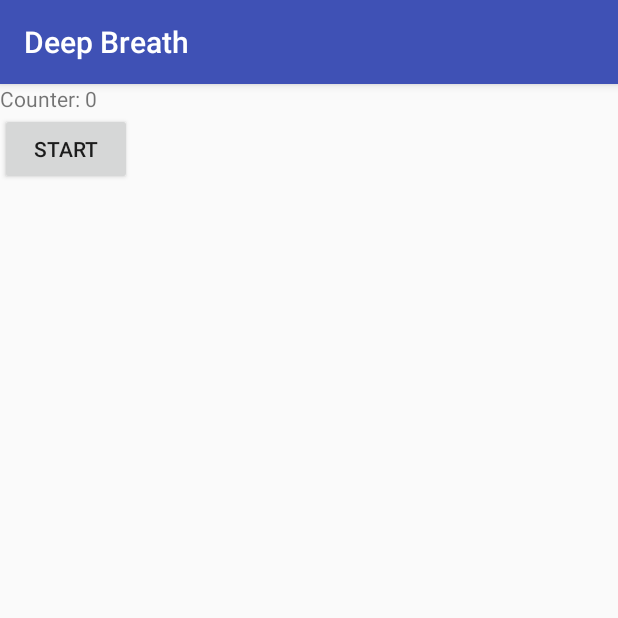
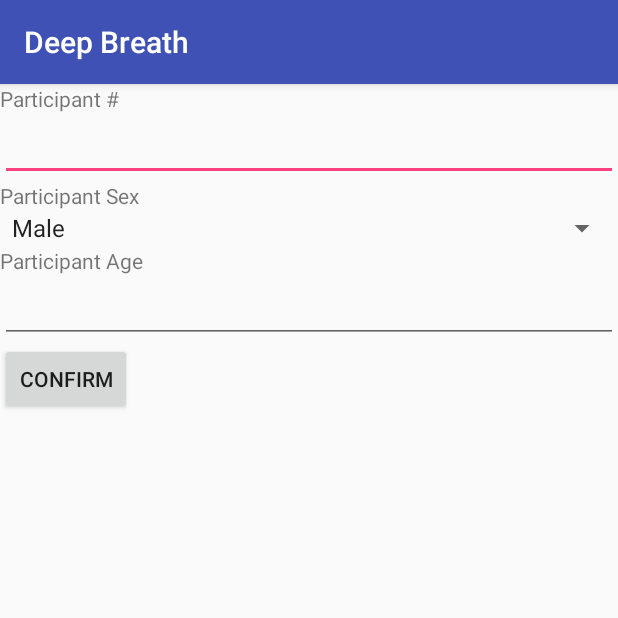
Before and after one commit to DeepUbi/deepbreath-android, an Android app: the screen it shows after launch (MainActivity before the commit, ResearcherActivity after it), on a phone screen of 412 x 824 dp, the top half of it. Run offline under Robolectric (Android 15) with nearby library versions, the phone set to English and light mode, and no system bars.

Commit message:
add researcher activity and make main activity use proximity sensor

```diff
--- a/DeepBreath/app/build.gradle
+++ b/DeepBreath/app/build.gradle
@@ -55,6 +55,6 @@ dependencies {
     })
     compile 'com.android.support:appcompat-v7:26.+'
     compile 'com.android.support.constraint:constraint-layout:1.0.2'
+    compile 'com.microsoft.projectoxford:speechrecognition:1.2.2'
     testCompile 'junit:junit:4.12'
-    compile 'com.microsoft.projectoxford:speechrecognition:1.2.2'
 }
--- /dev/null
+++ b/DeepBreath/app/src/main/java/edu/gatech/ubicomp/deepbreath/ResearcherActivity.java
@@ -0,0 +1,80 @@
+package edu.gatech.ubicomp.deepbreath;
+
+import android.content.Intent;
+import android.os.Environment;
+import android.support.v7.app.AppCompatActivity;
+import android.os.Bundle;
+import android.util.Log;
+import android.view.View;
+import android.widget.*;
+
+import java.io.IOException;
+import java.io.PrintWriter;
+import java.util.HashMap;
+import java.util.Map;
+
+public class ResearcherActivity extends AppCompatActivity {
+
+    private EditText participantNumberText;
+    private Spinner participantSexSpinner;
+    private EditText participantAgeText;
+    private Button researcherConfirmButton;
+
+    @Override
+    protected void onCreate(Bundle savedInstanceState) {
+        super.onCreate(savedInstanceState);
+        setContentView(R.layout.activity_researcher);
+        participantNumberText = (EditText) findViewById(R.id.participantIdText);
+        participantSexSpinner = (Spinner) findViewById(R.id.participantSexSpinner);
+        ArrayAdapter<CharSequence> adapter = ArrayAdapter.createFromResource(this, R.array.participant_sex_array,
+                android.R.layout.simple_spinner_item);
+        adapter.setDropDownViewResource(android.R.layout.simple_spinner_dropdown_item);
+        participantSexSpinner.setAdapter(adapter);
+        participantAgeText = (EditText) findViewById(R.id.participantAgeText);
+        researcherConfirmButton = (Button) findViewById(R.id.researcherConfirmButton);
+        researcherConfirmButton.setOnClickListener(new View.OnClickListener() {
+            @Override
+            public void onClick(View view) {
+                createParticipant();
+            }
+        });
+    }
+
+    private void createInfoFile(String participantNumber, Map<String, String> data) {
+        String filename = Environment.getExternalStorageDirectory() + "/" + Config.RECORD_FOLDER + "/" +
+                participantNumber + "_info.txt";
+        try {
+            PrintWriter writer = new PrintWriter(filename, "UTF-8");
+            for (String key : data.keySet()) {
+                writer.println(key + "," + data.get(key));
+            }
+            writer.close();
+        } catch (IOException e) {
+            e.printStackTrace();
+        }
+    }
+
+    private void createParticipant() {
+        String participantNumber = participantNumberText.getText().toString();
+        String participantSex = participantSexSpinner.getSelectedItem().toString();
+        String participantAge = participantAgeText.getText().toString();
+        if (participantNumber.equals("") || participantAge.equals("")) {
+            Log.v("createParticipant", "blank fields exist");
+            Toast.makeText(this, "Blank fields exist", Toast.LENGTH_SHORT).show();
+            return;
+        }
+        Log.v("createParticipant", "#: " + participantNumber + " s: " + participantSex + " a: " +
+                participantAge);
+        Map<String, String> participantData = new HashMap<>();
+        participantData.put("number", participantNumber);
+        participantData.put("sex", participantSex);
+        participantData.put("age", participantAge);
+        String participantPrefix = participantNumber + "_t_" + System.currentTimeMillis();
+        createInfoFile(participantPrefix, participantData);
+        Intent activityIntent = new Intent(ResearcherActivity.this, MainActivity.class);
+        Bundle extras = new Bundle();
+        extras.putString("prefix", participantPrefix);
+        activityIntent.putExtras(extras);
+        startActivity(activityIntent);
+    }
+}
--- /dev/null
+++ b/DeepBreath/app/src/main/res/layout/activity_researcher.xml
@@ -0,0 +1,38 @@
+<?xml version="1.0" encoding="utf-8"?>
+<RelativeLayout
+        xmlns:android="http://schemas.android.com/apk/res/android"
+        xmlns:tools="http://schemas.android.com/tools"
+        android:layout_width="match_parent"
+        android:layout_height="match_parent"
+        tools:context="edu.gatech.ubicomp.deepbreath.MainActivity">
+    <LinearLayout android:layout_width="match_parent"
+                  android:layout_height="match_parent"
+                  android:orientation="vertical">
+        <TextView android:layout_width="wrap_content"
+                  android:layout_height="wrap_content"
+                  android:text="Participant #"/>
+        <EditText android:layout_width="match_parent"
+                  android:layout_height="wrap_content"
+                  android:inputType="number"
+                  android:id="@+id/participantIdText"/>
+        <TextView android:layout_width="wrap_content"
+                  android:layout_height="wrap_content"
+                  android:text="Participant Sex"/>
+        <Spinner android:layout_width="match_parent"
+                 android:layout_height="wrap_content"
+                 android:id="@+id/participantSexSpinner"/>
+        <TextView android:layout_width="wrap_content"
+                  android:layout_height="wrap_content"
+                  android:text="Participant Age" />
+        <EditText android:layout_width="match_parent"
+                  android:layout_height="wrap_content"
+                  android:inputType="number"
+                  android:id="@+id/participantAgeText"
+                  />
+        <Button android:layout_width="wrap_content"
+                android:layout_height="wrap_content"
+                android:text="Confirm"
+                android:id="@+id/researcherConfirmButton" />
+
+    </LinearLayout>
+</RelativeLayout>
--- a/DeepBreath/app/src/main/res/values/strings.xml
+++ b/DeepBreath/app/src/main/res/values/strings.xml
@@ -1,3 +1,7 @@
 <resources>
     <string name="app_name">Deep Breath</string>
+    <string-array name="participant_sex_array">
+        <item>Male</item>
+        <item>Female</item>
+    </string-array>
 </resources>
```
Also changed, not shown: DeepBreath/app/src/main/AndroidManifest.xml (+10 -5 lines), DeepBreath/app/src/main/java/edu/gatech/ubicomp/deepbreath/MainActivity.java (+32 -3 lines).
